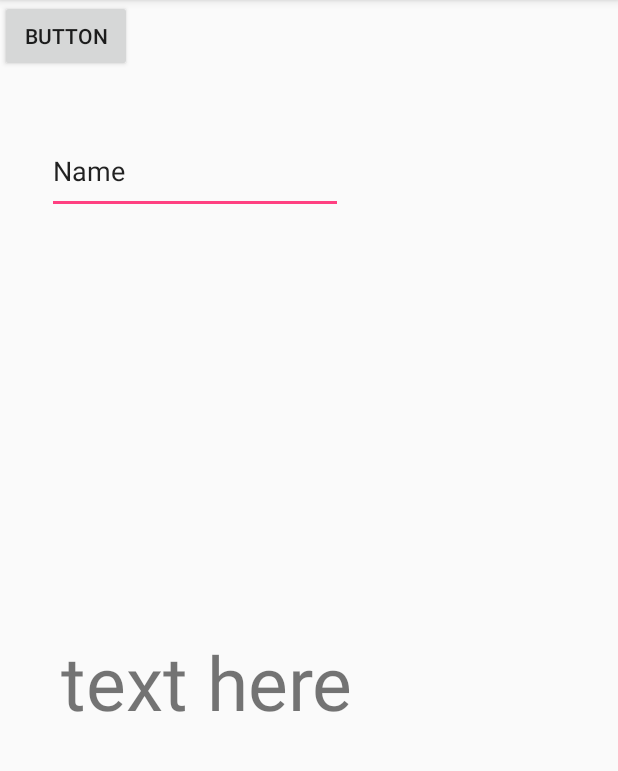
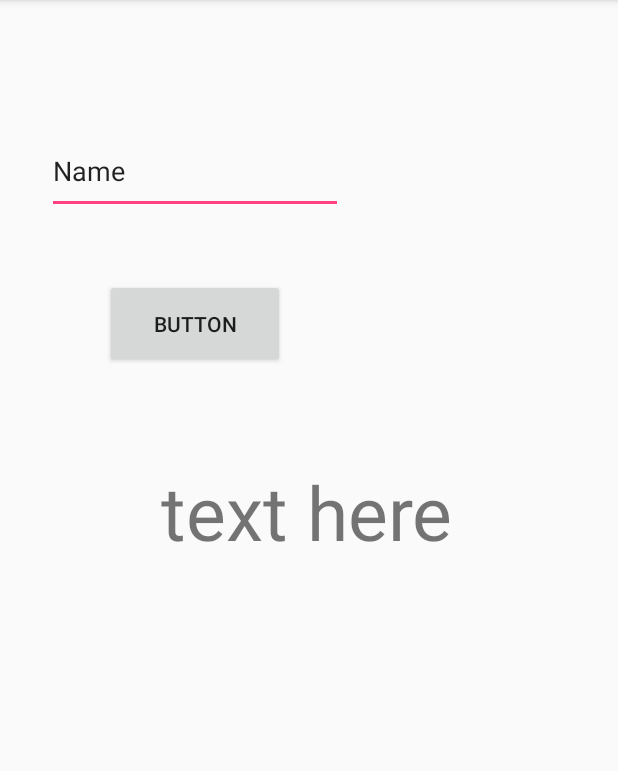
Before and after one commit to bsch2-group-h-2018/mom-says, an Android app: the screen it shows after launch (MainActivity), on a phone screen of 412 x 824 dp, the part 84-855 px from its top. Run offline under Robolectric (Android 15) with nearby library versions, the light colour scheme and no system bars.

Commit message:
working 28 Feb 2018 23:35:38

```diff
--- a/app/src/main/res/layout/activity_main.xml
+++ b/app/src/main/res/layout/activity_main.xml
@@ -13,11 +13,11 @@
         android:text="@string/text_here"
         android:textSize="50sp"
         app:layout_constraintBottom_toBottomOf="parent"
-        app:layout_constraintHorizontal_bias="0.205"
+        app:layout_constraintHorizontal_bias="0.543"
         app:layout_constraintLeft_toLeftOf="parent"
         app:layout_constraintRight_toRightOf="parent"
         app:layout_constraintTop_toTopOf="parent"
-        app:layout_constraintVertical_bias="0.649" />
+        app:layout_constraintVertical_bias="0.474" />
 
     <EditText
         android:id="@+id/editText"
@@ -35,10 +35,14 @@
 
     <Button
         android:id="@+id/button"
-        android:layout_width="wrap_content"
-        android:layout_height="wrap_content"
+        android:layout_width="120dp"
+        android:layout_height="59dp"
         android:text="Button"
-        tools:layout_editor_absoluteX="80dp"
-        tools:layout_editor_absoluteY="158dp" />
+        app:layout_constraintBottom_toBottomOf="parent"
+        app:layout_constraintHorizontal_bias="0.24"
+        app:layout_constraintLeft_toLeftOf="parent"
+        app:layout_constraintRight_toRightOf="parent"
+        app:layout_constraintTop_toTopOf="parent"
+        app:layout_constraintVertical_bias="0.262" />
 
 </android.support.constraint.ConstraintLayout>
```
